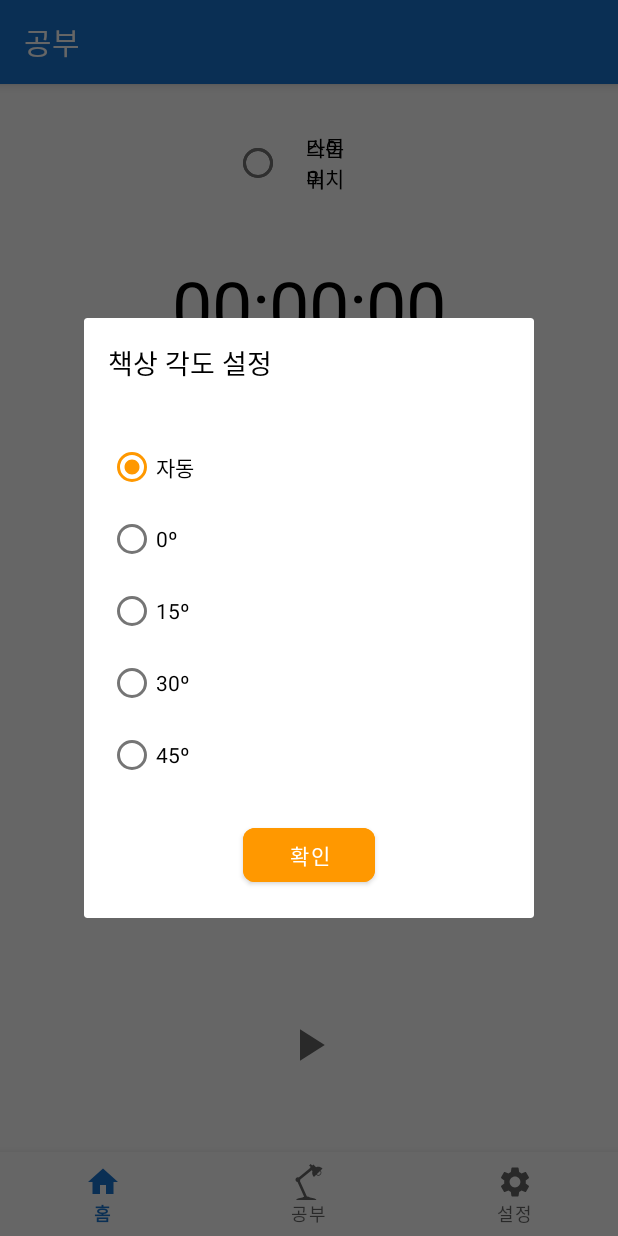
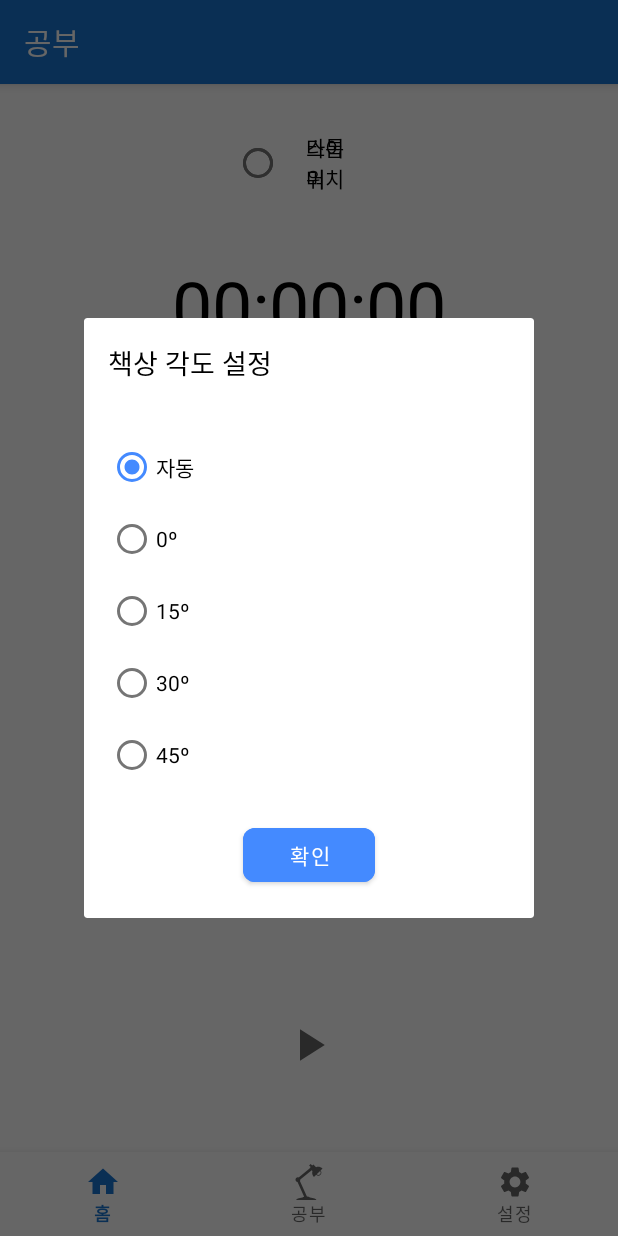
Before and after one commit to hohoprince/Just-Study, an Android app: the StudyFragment screen opened through its navigation route, after a tap on "책상 각도", on a phone screen of 412 x 824 dp. Run offline under Robolectric (Android 15) with nearby library versions, the phone set to English and light mode, and no system bars; our stand-ins replace navigation-ui; plain views replace SegmentedGroup.

Commit message:
다이얼로그 색상 변경

```diff
--- a/JustStudy/app/src/main/res/layout/dialog_angle.xml
+++ b/JustStudy/app/src/main/res/layout/dialog_angle.xml
@@ -12,7 +12,8 @@
             android:layout_marginStart="16dp"
             app:layout_constraintTop_toBottomOf="@+id/textView11"
             android:layout_marginTop="32dp"
-            android:id="@+id/radioGroup">
+            android:id="@+id/radioGroup"
+            android:foregroundTint="@color/navy_light">
 
         <RadioButton
                 android:text="자동"
@@ -67,5 +68,5 @@
             app:layout_constraintEnd_toEndOf="parent"
             app:layout_constraintBottom_toBottomOf="parent"
             app:cornerRadius="8dp"
-            android:backgroundTint="@color/orange"/>
+            android:backgroundTint="@color/navy_light"/>
 </androidx.constraintlayout.widget.ConstraintLayout>
--- a/JustStudy/app/src/main/res/layout/dialog_breaktime.xml
+++ b/JustStudy/app/src/main/res/layout/dialog_breaktime.xml
@@ -73,5 +73,5 @@
             app:layout_constraintEnd_toEndOf="parent"
             app:layout_constraintBottom_toBottomOf="parent"
             app:cornerRadius="8dp"
-            android:backgroundTint="@color/orange"/>
+            android:backgroundTint="@color/navy_light"/>
 </androidx.constraintlayout.widget.ConstraintLayout>
--- a/JustStudy/app/src/main/res/layout/dialog_concentration_time.xml
+++ b/JustStudy/app/src/main/res/layout/dialog_concentration_time.xml
@@ -73,5 +73,5 @@
             app:layout_constraintEnd_toEndOf="parent"
             app:layout_constraintBottom_toBottomOf="parent"
             app:cornerRadius="8dp"
-            android:backgroundTint="@color/orange"/>
+            android:backgroundTint="@color/navy_light"/>
 </androidx.constraintlayout.widget.ConstraintLayout>
--- a/JustStudy/app/src/main/res/layout/dialog_lamp.xml
+++ b/JustStudy/app/src/main/res/layout/dialog_lamp.xml
@@ -67,5 +67,5 @@
             app:layout_constraintEnd_toEndOf="parent"
             app:layout_constraintBottom_toBottomOf="parent"
             app:cornerRadius="8dp"
-            android:backgroundTint="@color/orange"/>
+            android:backgroundTint="@color/navy_light"/>
 </androidx.constraintlayout.widget.ConstraintLayout>
--- a/JustStudy/app/src/main/res/layout/dialog_start_screen.xml
+++ b/JustStudy/app/src/main/res/layout/dialog_start_screen.xml
@@ -56,5 +56,5 @@
             app:layout_constraintEnd_toEndOf="parent"
             app:layout_constraintBottom_toBottomOf="parent"
             app:cornerRadius="8dp"
-            android:backgroundTint="@color/orange"/>
+            android:backgroundTint="@color/navy_light"/>
 </androidx.constraintlayout.widget.ConstraintLayout>
--- a/JustStudy/app/src/main/res/layout/dialog_white_noise.xml
+++ b/JustStudy/app/src/main/res/layout/dialog_white_noise.xml
@@ -73,5 +73,5 @@
             app:layout_constraintEnd_toEndOf="parent"
             app:layout_constraintBottom_toBottomOf="parent"
             app:cornerRadius="8dp"
-            android:backgroundTint="@color/orange"/>
+            android:backgroundTint="@color/navy_light"/>
 </androidx.constraintlayout.widget.ConstraintLayout>
--- a/JustStudy/app/src/main/res/values/themes.xml
+++ b/JustStudy/app/src/main/res/values/themes.xml
@@ -6,8 +6,8 @@
         <item name="colorPrimaryVariant">@color/navy_dark</item>
         <item name="colorOnPrimary">@color/white</item>
         <!-- Secondary brand color. -->
-        <item name="colorSecondary">@color/orange</item>
-        <item name="colorSecondaryVariant">@color/orange</item>
+        <item name="colorSecondary">@color/navy_light</item>
+        <item name="colorSecondaryVariant">@color/navy_light</item>
         <item name="colorOnSecondary">@color/black</item>
         <!-- Status bar color. -->
         <item name="android:statusBarColor" tools:targetApi="l">?attr/colorPrimaryVariant</item>
```
